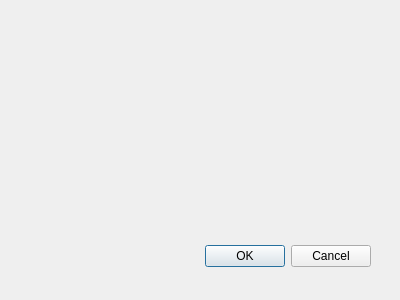
Qt form src/informations.ui (obook/I-like-Chopin) before a commit.
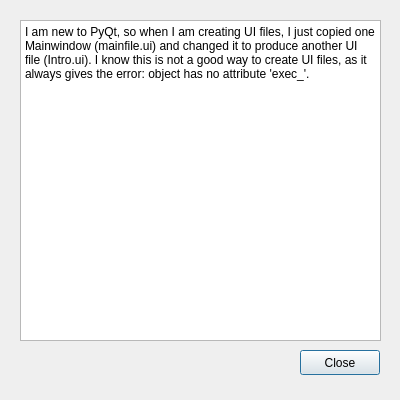
The same form after that commit.

Commit message: Add : informations QDialog

```diff
--- a/src/informations.ui
+++ b/src/informations.ui
@@ -7,26 +7,46 @@
     <x>0</x>
     <y>0</y>
     <width>400</width>
-    <height>300</height>
+    <height>400</height>
    </rect>
   </property>
   <property name="windowTitle">
    <string>Dialog</string>
   </property>
-  <widget class="QDialogButtonBox" name="buttonBox">
+  <widget class="QTextEdit" name="textEdit">
    <property name="geometry">
     <rect>
-     <x>30</x>
-     <y>240</y>
-     <width>341</width>
-     <height>32</height>
+     <x>20</x>
+     <y>20</y>
+     <width>361</width>
+     <height>321</height>
     </rect>
    </property>
-   <property name="orientation">
-    <enum>Qt::Horizontal</enum>
+   <property name="readOnly">
+    <bool>true</bool>
    </property>
-   <property name="standardButtons">
-    <set>QDialogButtonBox::Cancel|QDialogButtonBox::Ok</set>
+   <property name="html">
+    <string>&lt;!DOCTYPE HTML PUBLIC &quot;-//W3C//DTD HTML 4.0//EN&quot; &quot;http://www.w3.org/TR/REC-html40/strict.dtd&quot;&gt;
+&lt;html&gt;&lt;head&gt;&lt;meta name=&quot;qrichtext&quot; content=&quot;1&quot; /&gt;&lt;meta charset=&quot;utf-8&quot; /&gt;&lt;style type=&quot;text/css&quot;&gt;
+p, li { white-space: pre-wrap; }
+hr { height: 1px; border-width: 0; }
+li.unchecked::marker { content: &quot;\2610&quot;; }
+li.checked::marker { content: &quot;\2612&quot;; }
+&lt;/style&gt;&lt;/head&gt;&lt;body style=&quot; font-family:'Sans Serif'; font-size:9pt; font-weight:400; font-style:normal;&quot;&gt;
+&lt;p style=&quot; margin-top:12px; margin-bottom:12px; margin-left:0px; margin-right:0px; -qt-block-indent:0; text-indent:0px;&quot;&gt;I am new to PyQt, so when I am creating UI files, I just copied one Mainwindow (mainfile.ui) and changed it to produce another UI file (Intro.ui). I know this is not a good way to create UI files, as it always gives the error: &lt;span style=&quot; font-family:'monospace';&quot;&gt;object has no attribute 'exec_'&lt;/span&gt;.&lt;/p&gt;&lt;/body&gt;&lt;/html&gt;</string>
+   </property>
+  </widget>
+  <widget class="QPushButton" name="pushButton_Close">
+   <property name="geometry">
+    <rect>
+     <x>300</x>
+     <y>350</y>
+     <width>80</width>
+     <height>25</height>
+    </rect>
+   </property>
+   <property name="text">
+    <string>Close</string>
    </property>
   </widget>
  </widget>
```
Left out of the diff: 35 changed lines with no effect on the pictures. The commit also changes 9 other files.
